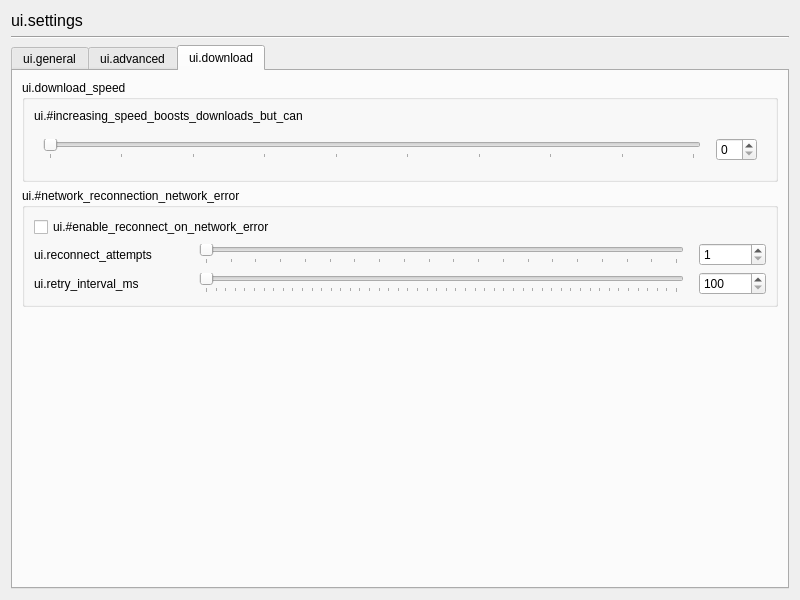
Above: resources/ui/settings.ui from MacroVoid/TwitchLink before the change. Below: the same form after it.
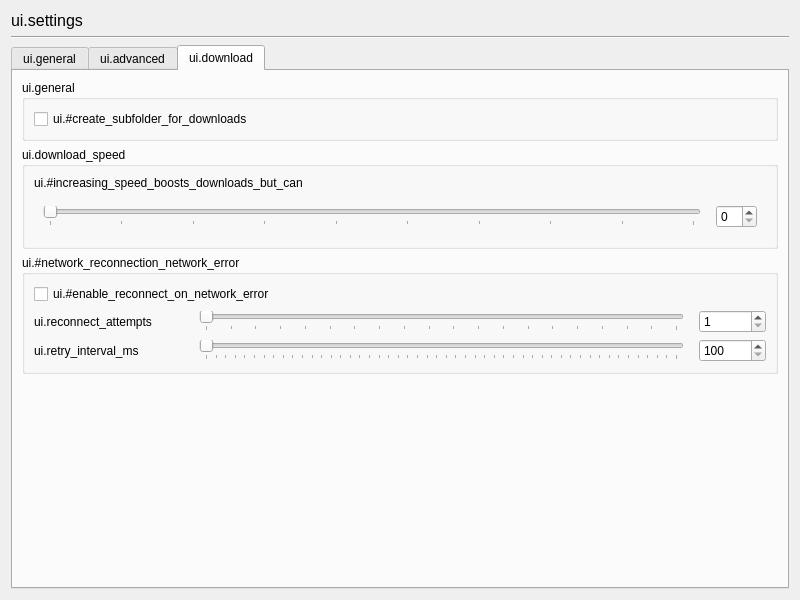
That is the form after the change. The open tabs and pages were chosen to show the change. Icons and pictures are not drawn.

Commit message: Resolve Twitch download blocks and implement subfolder-per-download features

```diff
--- a/resources/ui/settings.ui
+++ b/resources/ui/settings.ui
@@ -756,6 +756,22 @@
        <string>ui.download</string>
       </attribute>
       <layout class="QVBoxLayout" name="downloadSettingsLayout">
+       <item>
+        <widget class="QGroupBox" name="generalDownloadArea">
+         <property name="title">
+          <string>ui.general</string>
+         </property>
+         <layout class="QVBoxLayout" name="generalDownloadAreaLayout">
+          <item>
+           <widget class="QCheckBox" name="createSubfolderForDownloads">
+            <property name="text">
+             <string>ui.#create_subfolder_for_downloads</string>
+            </property>
+           </widget>
+          </item>
+         </layout>
+        </widget>
+       </item>
        <item>
         <widget class="QGroupBox" name="downloadSpeedArea">
          <property name="sizePolicy">
```
Left out of the diff: 1 changed line with no effect on the pictures. The commit also changes 25 other files.
